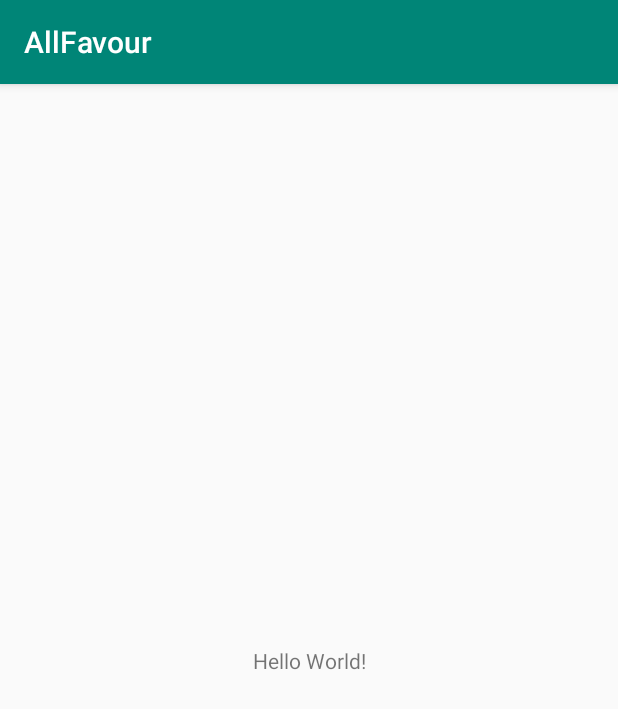
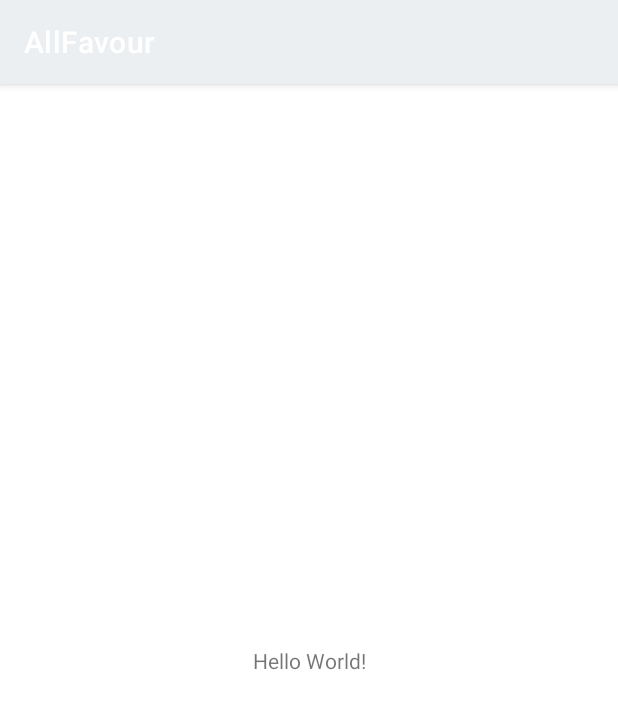
Before and after one commit to indeavr/favour-android, an Android app: the screen it shows after launch (MainActivity), on a phone screen of 412 x 824 dp. Shown: the top 709 px of the screen. Run offline under Robolectric (Android 15) with nearby library versions, the phone set to English and light mode, and no system bars; libraries missing offline, so code that uses them is left out: com.apollographql.apollo; 3 statements that could not run were skipped.

Commit message:
colors & gradle update

```diff
--- a/app/src/main/AndroidManifest.xml
+++ b/app/src/main/AndroidManifest.xml
@@ -11,10 +11,11 @@
         android:label="@string/app_name"
         android:roundIcon="@mipmap/ic_launcher_round"
         android:supportsRtl="true"
-        android:theme="@style/AppTheme">
+        android:theme="@style/AllFavour">
+        <activity android:name=".ui.ConsumerActivity"></activity>
         <activity
             android:name=".ui.login.LoginActivity"
-            android:label="@string/title_activity_login"></activity>
+            android:label="@string/title_activity_login" />
         <activity android:name=".MainActivity">
             <intent-filter>
                 <action android:name="android.intent.action.MAIN" />
--- a/app/src/main/res/values/colors.xml
+++ b/app/src/main/res/values/colors.xml
@@ -1,6 +1,11 @@
 <?xml version="1.0" encoding="utf-8"?>
 <resources>
-    <color name="colorPrimary">#008577</color>
-    <color name="colorPrimaryDark">#00574B</color>
-    <color name="colorAccent">#D81B60</color>
+    <color name="primaryColor">#eceff1</color>
+    <color name="primaryLightColor">#ffffff</color>
+    <color name="primaryDarkColor">#babdbe</color>
+    <color name="secondaryColor">#1976d2</color>
+    <color name="secondaryLightColor">#63a4ff</color>
+    <color name="secondaryDarkColor">#004ba0</color>
+    <color name="primaryTextColor">#000000</color>
+    <color name="secondaryTextColor">#ffffff</color>
 </resources>
--- a/app/src/main/res/values/styles.xml
+++ b/app/src/main/res/values/styles.xml
@@ -1,11 +1,13 @@
 <resources>
 
-    <!-- Base application theme. -->
-    <style name="AppTheme" parent="Theme.AppCompat.Light.DarkActionBar">
-        <!-- Customize your theme here. -->
-        <item name="colorPrimary">@color/colorPrimary</item>
-        <item name="colorPrimaryDark">@color/colorPrimaryDark</item>
-        <item name="colorAccent">@color/colorAccent</item>
+    <style name="AllFavour" parent="Theme.MaterialComponents.Light.DarkActionBar">
+        <item name="colorPrimary">@color/primaryColor</item>
+<!--        <item name="colorPrimaryDark">@color/primaryLightColor</item>-->
+        <item name="colorPrimaryDark">@color/primaryDarkColor</item>
+        <item name="colorSecondary">@color/secondaryColor</item>
+<!--        <item name="secondaryLightColor">@color/secondaryLightColor</item>-->
+        <item name="colorAccent">@color/secondaryDarkColor</item>
+<!--        <item name="color">@color/primaryTextColor</item>-->
     </style>
 
 </resources>
--- a/build.gradle
+++ b/build.gradle
@@ -11,7 +11,7 @@ buildscript {
 
     }
     dependencies {
-        classpath 'com.android.tools.build:gradle:3.4.2'
+        classpath 'com.android.tools.build:gradle:3.5.3'
         classpath "org.jetbrains.kotlin:kotlin-gradle-plugin:$kotlin_version"
         classpath "com.apollographql.apollo:apollo-gradle-plugin:1.2.2"
 
```
Also changed, not shown: app/src/main/java/com/example/allfavour/ui/ConsumerActivity.kt (added, +13 -0 lines), app/src/main/res/layout/activity_consumer.xml (added, +18 -0 lines), gradle/wrapper/gradle-wrapper.properties.
